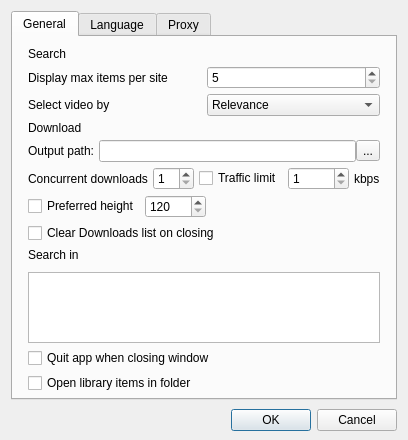
First picture: the form in src/gui/preferences.ui, repository aliakseis/FVD, before the edit.
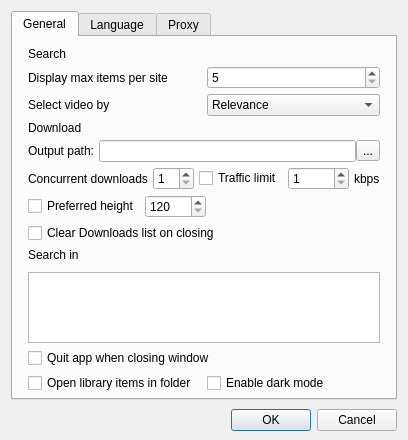
Second picture: the form after the edit. Custom widgets are drawn as their Qt base class.

```diff
--- a/src/gui/preferences.ui
+++ b/src/gui/preferences.ui
@@ -333,7 +333,7 @@
            <property name="rightMargin">
             <number>0</number>
            </property>
-           <item row="0" column="0">
+           <item row="0" column="0"  colspan="2">
             <layout class="QVBoxLayout" name="verticalLayout_6" stretch="0,1">
              <property name="spacing">
               <number>10</number>
@@ -434,7 +434,7 @@
              </item>
             </layout>
            </item>
-           <item row="1" column="0">
+           <item row="1" column="0" colspan="2">
             <widget class="QCheckBox" name="chbQuitAppWhenClosingWindow">
              <property name="text">
               <string>Quit app when closing window</string>
@@ -448,7 +448,14 @@
              </property>
             </widget>
            </item>
-           <item row="3" column="0">
+           <item row="2" column="1">
+            <widget class="QCheckBox" name="cbEnableDarkMode">
+             <property name="text">
+              <string>Enable dark mode</string>
+             </property>
+            </widget>
+           </item>
+           <item row="3" column="0" colspan="2">
             <spacer name="verticalSpacer_3">
              <property name="orientation">
               <enum>Qt::Vertical</enum>
```
